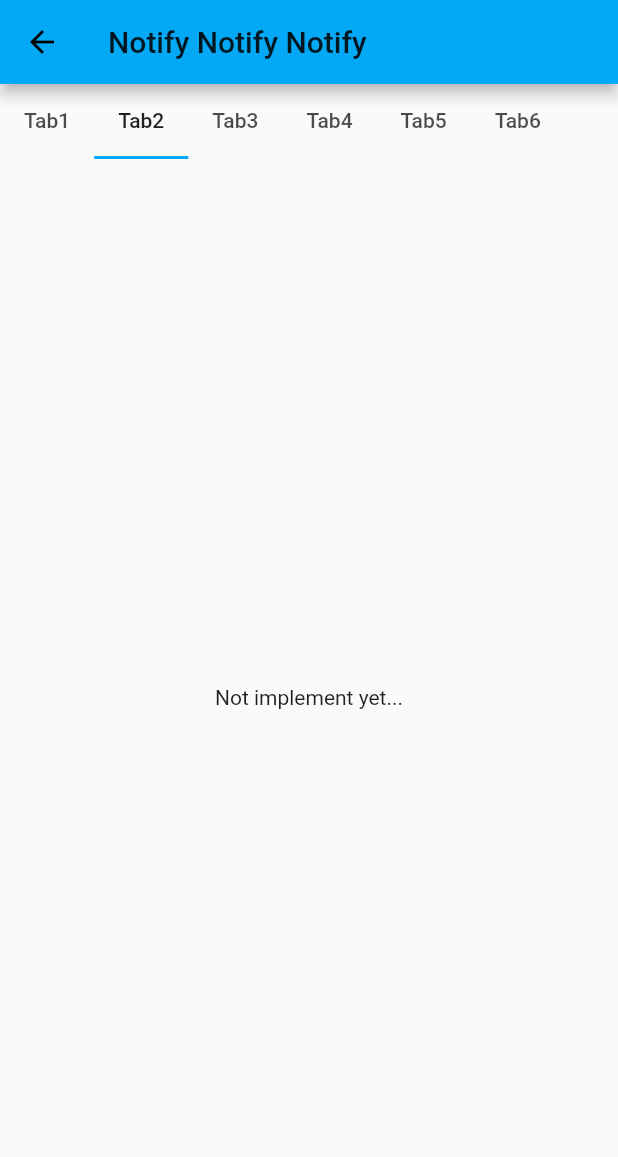
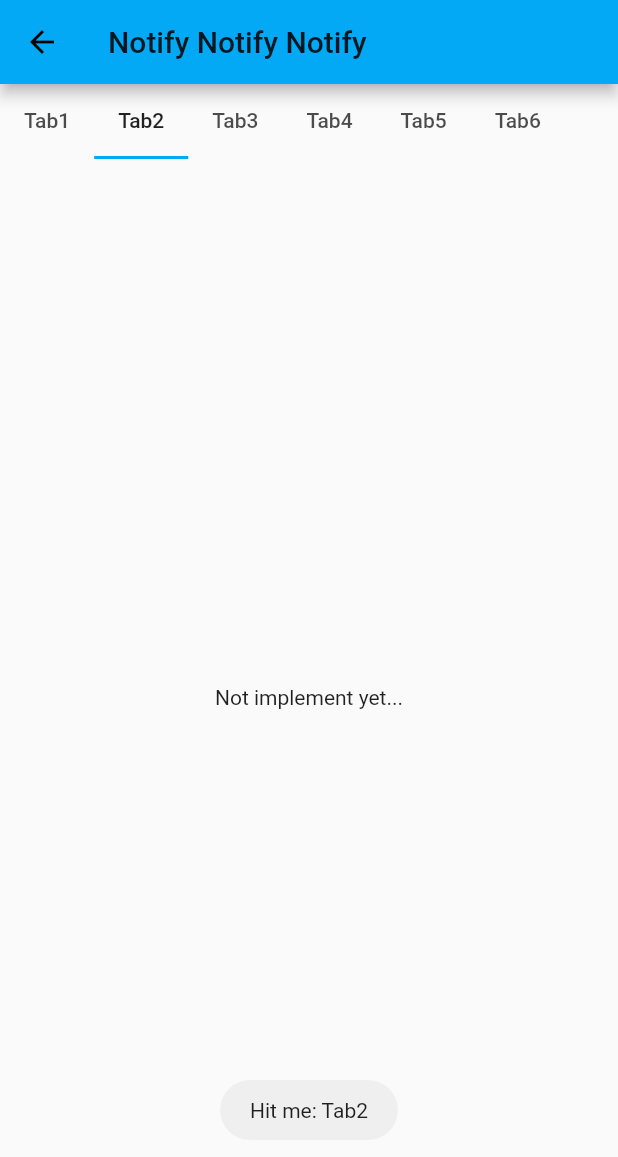
Before and after one commit to doremichen/my_first_flutter, a Flutter app: the CustNotifyTestRoute screen opened by its route, tab 2 chosen, on a phone screen of 412 x 824 dp. Shown: the top 1157 px of the screen. Run offline on Flutter 3.47's test engine with Material 2 defaults, Android fonts, the phone set to English and light mode, and no system bars; our stand-ins replace flutter_local_notifications, fluttertoast; missing offline and left inert: permission.

Commit message:
Add tap action in tabbar

```diff
--- a/lib/main.dart
+++ b/lib/main.dart
@@ -412,6 +412,9 @@ class _CustNotifyTestRouteState extends State<CustNotifyTestRoute> {
     child: TabBar(
       isScrollable: true,
       tabs: tabItems.toList(),
+      onTap: (index) {
+        Fluttertoast.showToast(msg: "Hit me: ${tabItemsLabel[index]}");
+      },
     ),
   );
 
```
